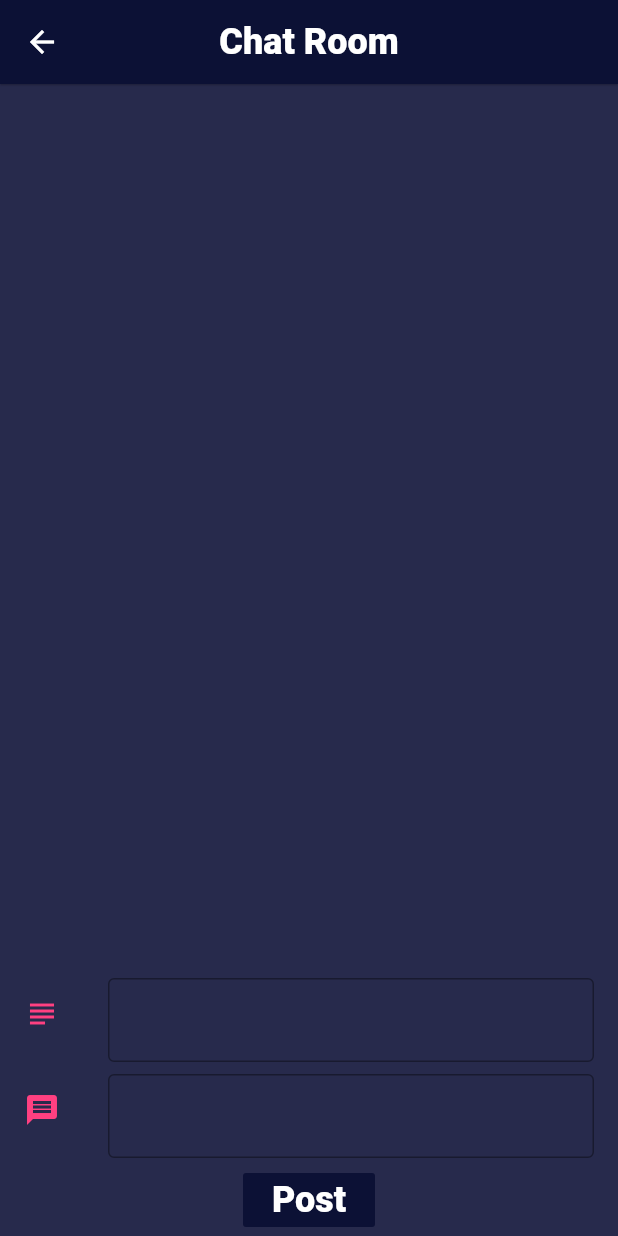
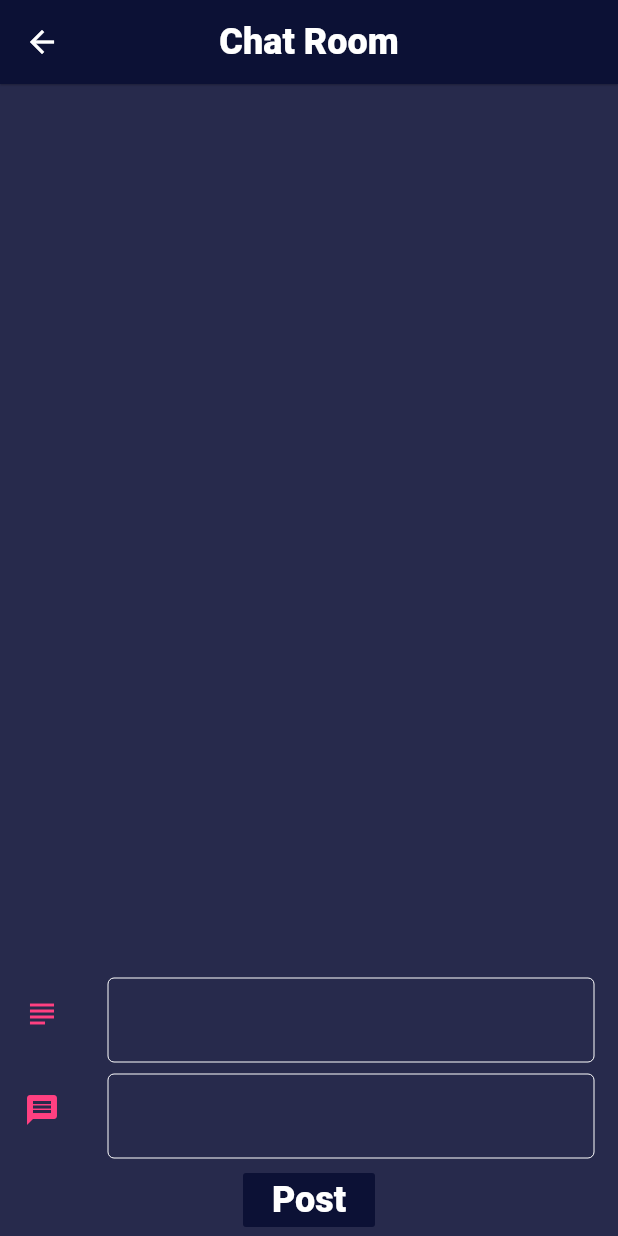
Before and after one commit to AbhijitL/teer_app, a Flutter app: the chatt screen opened directly, on a phone screen of 412 x 824 dp. Run offline on Flutter 3.47's test engine with Material 2 defaults, Android fonts, the light colour scheme and no system bars; drawn by our look-alikes of firebase_database; our stand-ins replace csv, firebase_messaging; accounts and stored records are empty.

Commit message:
some ui changes

```diff
--- a/lib/chat/chat.dart
+++ b/lib/chat/chat.dart
@@ -79,10 +79,10 @@ class _MyHomePageState extends State<MyHomePage> {
                       title: TextFormField(
                         style: TextStyle(fontSize: 14.0,color: Colors.white,fontWeight: FontWeight.w300),
                         decoration: InputDecoration(
-                          border: new  OutlineInputBorder(
-                            borderSide: new BorderSide(color: Colors.white),
+                          enabledBorder: const OutlineInputBorder(
+                            borderSide: const BorderSide(color: Colors.white,width: 0.0)
                           ),
-
+                          border: new OutlineInputBorder(),
                         ),
                         initialValue: "",
                         onSaved: (val) => board.subject = val,
@@ -95,7 +95,10 @@ class _MyHomePageState extends State<MyHomePage> {
                       title: TextFormField(
                         style: TextStyle(fontSize: 14.0,color: Colors.white,fontWeight: FontWeight.w300),
                         decoration: InputDecoration(
-                          border: OutlineInputBorder(),
+                          enabledBorder: const OutlineInputBorder(
+                            borderSide: const BorderSide(color: Colors.white,width: 0.0)
+                          ),
+                          border: new OutlineInputBorder(),
                         ),
                         initialValue: "",
                         onSaved: (val) => board.body = val,
```
Also changed, not shown: lib/UI/HomeScreen.dart (+6 -3 lines).
